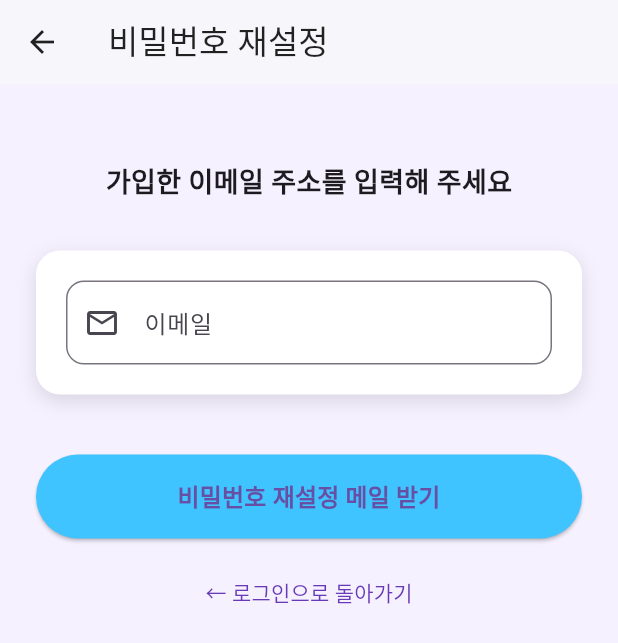
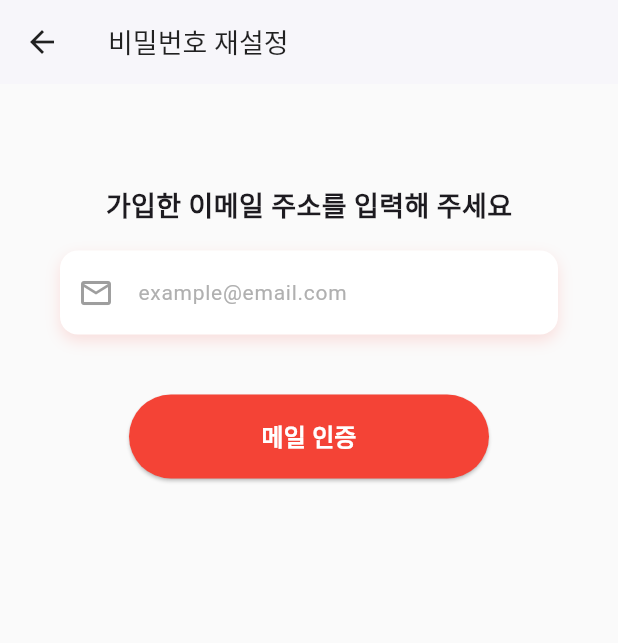
Before and after one commit to ResQ-404Found/ResQ-Frontend, a Flutter app: the PasswordResetRequestPage screen opened by its route, on a phone screen of 412 x 824 dp. Shown: the top 643 px of the screen. Run offline on Flutter 3.47's test engine with Material 3 defaults, Android fonts, the phone set to English and light mode, and no system bars; our stand-ins replace firebase_core, firebase_messaging, flutter_local_notifications, flutter_secure_storage, geolocator, image_picker and 1 more; missing offline and left inert: flutter_naver_map; accounts and stored records are empty; network calls fail.

Commit message:
Fix : 비번 잊었을때 ui 변경

```diff
--- a/lib/pages/password_reset_request_page.dart
+++ b/lib/pages/password_reset_request_page.dart
@@ -55,62 +55,84 @@ class _PasswordResetRequestPageState extends State<PasswordResetRequestPage> {
   @override
   Widget build(BuildContext context) {
     return Scaffold(
-      backgroundColor: const Color(0xFFF6F1FF),
+      backgroundColor: const Color(0xFFFAFAFA),
       appBar: AppBar(
         backgroundColor: Colors.white,
         elevation: 1,
-        title: const Text("비밀번호 재설정", style: TextStyle(color: Colors.black87)),
+        title: const Text("비밀번호 재설정", style: TextStyle(color: Colors.black87,fontSize: 18)),
         iconTheme: const IconThemeData(color: Colors.black87),
       ),
       body: SingleChildScrollView(
-        padding: const EdgeInsets.symmetric(horizontal: 24, vertical: 32),
+        padding: const EdgeInsets.symmetric(horizontal: 40, vertical: 48),
         child: Column(
+          crossAxisAlignment: CrossAxisAlignment.center,
           children: [
             const SizedBox(height: 20),
-            const Text("가입한 이메일 주소를 입력해 주세요", style: TextStyle(fontSize: 18, fontWeight: FontWeight.w600)),
-            const SizedBox(height: 32),
-            Container(
-              padding: const EdgeInsets.all(20),
+            const Text(
+              "가입한 이메일 주소를 입력해 주세요",
+
+              style: TextStyle(fontSize: 18, fontWeight: FontWeight.w600),
+            ),
+            const SizedBox(height: 16),
+
+            Center(
+              child: Container(
+                width: 340, // 📏 너무 크지 않게 고정 폭
                 decoration: BoxDecoration(
                   color: Colors.white,
-                borderRadius: BorderRadius.circular(16),
-                boxShadow: const [BoxShadow(color: Colors.black12, blurRadius: 10, offset: Offset(0, 4))],
+                  borderRadius: BorderRadius.circular(12),
+                  boxShadow: [
+                    BoxShadow(
+                      color:  Colors.red.withOpacity(0.15),
+
+                      blurRadius: 8,
+                      offset: const Offset(0, 4),
+                    ),
+                  ],
                 ),
                 child: TextField(
                   controller: _emailController,
                   keyboardType: TextInputType.emailAddress,
-                decoration: InputDecoration(
-                  labelText: "이메일",
+                  decoration: const InputDecoration(
                     hintText: "example@email.com",
-                  prefixIcon: const Icon(Icons.email_outlined),
-                  border: OutlineInputBorder(borderRadius: BorderRadius.circular(12)),
-                  focusedBorder: OutlineInputBorder(
-                    borderRadius: BorderRadius.circular(12),
-                    borderSide: const BorderSide(color: Colors.deepPurple),
+                    hintStyle: TextStyle(
+                      color: Color(0xFFB0B0B0),
+                      fontSize: 14,
+                    ),
+                    prefixIcon: Icon(Icons.email_outlined, color: Colors.grey),
+                    border: InputBorder.none,
+                    contentPadding: EdgeInsets.symmetric(horizontal: 20, vertical: 16), // ✅ 안쪽 여백 넉넉히
                   ),
                 ),
               ),
             ),
+
+
             const SizedBox(height: 40),
-            SizedBox(
-              width: double.infinity,
+
+            Center(
+              child: SizedBox(
+                width: 240, // 📏 메일 인증 버튼 너비 줄임
                 child: ElevatedButton(
                   onPressed: isLoading ? null : requestResetCode,
                   style: ElevatedButton.styleFrom(
-                  backgroundColor: Colors.lightBlueAccent,
+                    backgroundColor: Colors.red,
                     padding: const EdgeInsets.symmetric(vertical: 16),
                     shape: RoundedRectangleBorder(borderRadius: BorderRadius.circular(30)),
                   ),
                   child: isLoading
-                    ? const SizedBox(height: 20, width: 20, child: CircularProgressIndicator(color: Colors.white, strokeWidth: 2))
-                    : const Text("비밀번호 재설정 메일 받기", style: TextStyle(fontSize: 16, fontWeight: FontWeight.bold)),
+                      ? const SizedBox(
+                    height: 20,
+                    width: 20,
+                    child: CircularProgressIndicator(color: Colors.white, strokeWidth: 2),
+                  )
+                      : const Text(
+                    "메일 인증",
+                    style: TextStyle(fontSize: 16, fontWeight: FontWeight.bold, color: Colors.white),
                   ),
                 ),
-            const SizedBox(height: 12),
-            TextButton(
-              onPressed: () => Navigator.pop(context),
-              child: const Text("← 로그인으로 돌아가기", style: TextStyle(color: Colors.deepPurple)),
-            )
+              ),
+            ),
           ],
         ),
       ),
```
Also changed, not shown: lib/pages/login_page.dart (+46 -8 lines), lib/pages/password_reset_new_page.dart (+80 -52 lines), lib/pages/password_reset_verify_page.dart (+31 -26 lines), lib/pages/signup_page.dart (+44 -30 lines). Lines whose indentation alone changed are shown as unchanged.
